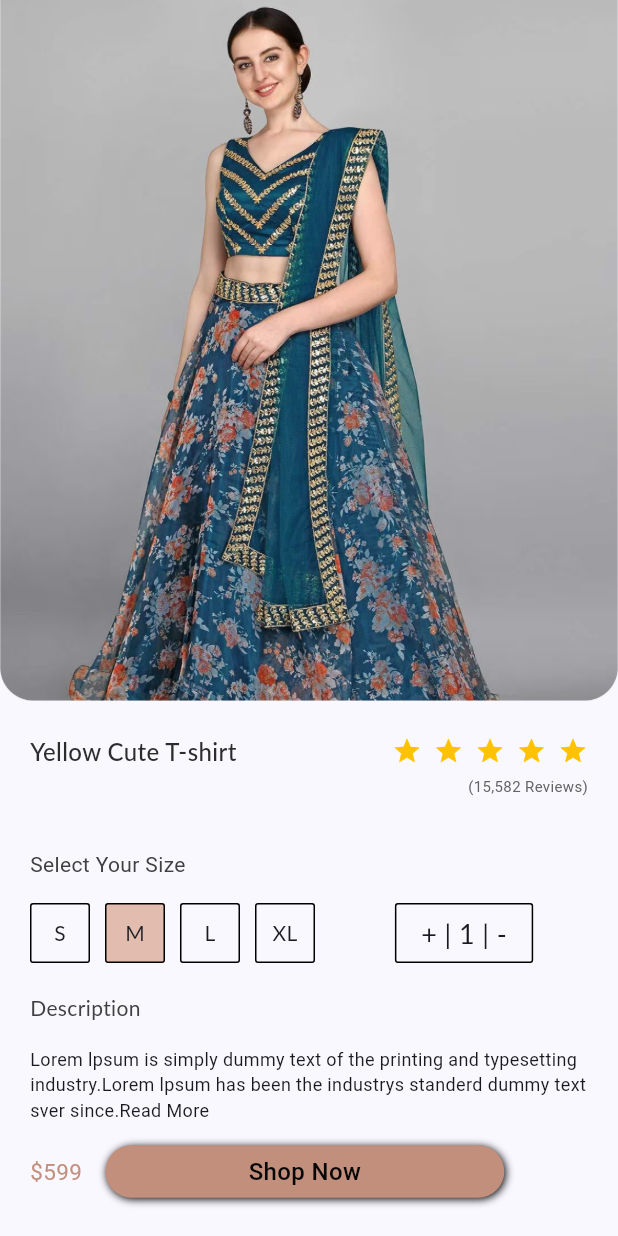
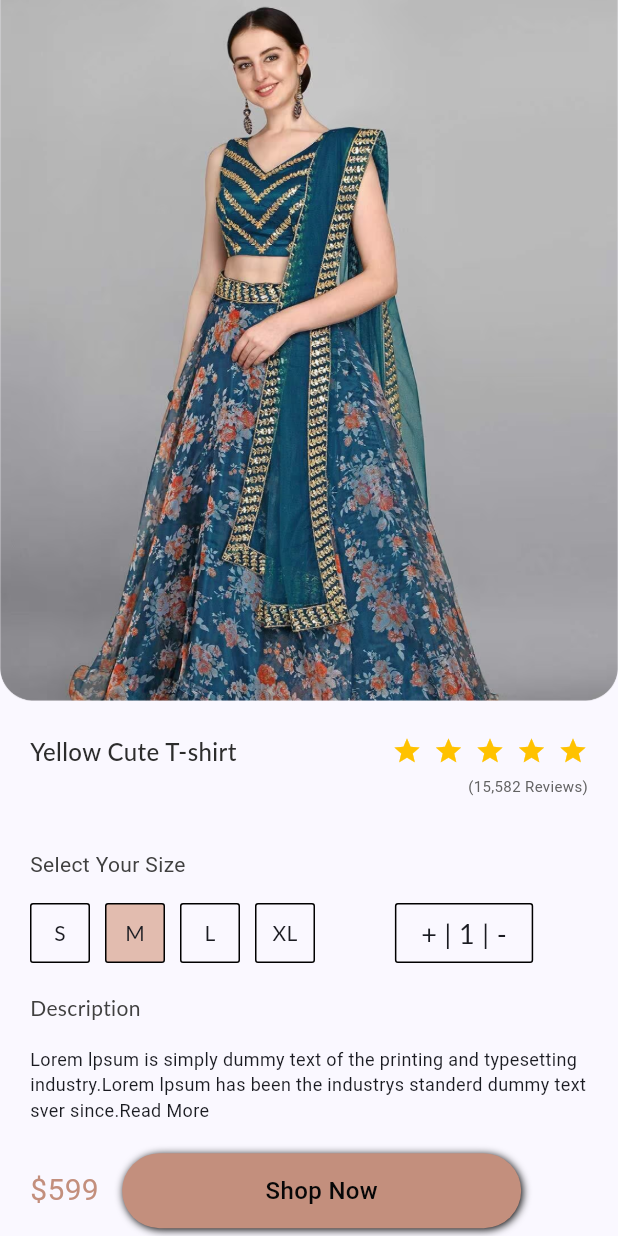
Before and after one commit to dhara58/Grid_App, a Flutter app: the screen it shows after launch, on a phone screen of 412 x 824 dp. Run offline on Flutter 3.47's test engine with Material 3 defaults, Android fonts, the phone set to English and light mode, and no system bars; Roboto replaces fonts that are missing (Lato).

Commit message:
react programming task

```diff
--- a/lib/practice2.dart
+++ b/lib/practice2.dart
@@ -13,7 +13,8 @@ class _Practice2State extends State<Practice2> {
   Widget build(BuildContext context) {
     return SafeArea(
       child: Scaffold(
-        body: Column(
+        body: SingleChildScrollView(
+          child: Column(
             children: [
               Image.asset('Font/images/Rectangle 562.png'),
               SizedBox(
@@ -227,24 +228,24 @@ class _Practice2State extends State<Practice2> {
                       ),
                     ),
                     SizedBox(
-                    height: 15,
+                      height: 20.27,
                     ),
                     Row(
                       children: [
                         Text(
                           '\$599',
                           style:
-                            TextStyle(fontSize: 15, color: Color(0xffC38F7D)),
+                              TextStyle(fontSize: 20, color: Color(0xffC38F7D)),
                         ),
                         SizedBox(
                           width: 15.5,
                         ),
                         Container(
-                        height: 35,
+                          height: 50,
                           width: 266,
                           decoration: BoxDecoration(
                             color: Color(0xffC38F7D),
-                          borderRadius: BorderRadius.circular(20),
+                            borderRadius: BorderRadius.circular(140),
                             boxShadow: [
                               BoxShadow(
                                 offset: Offset(1, 1),
@@ -270,6 +271,7 @@ class _Practice2State extends State<Practice2> {
             ],
           ),
         ),
+      ),
     );
   }
 }
```
Lines whose indentation alone changed are shown as unchanged.
